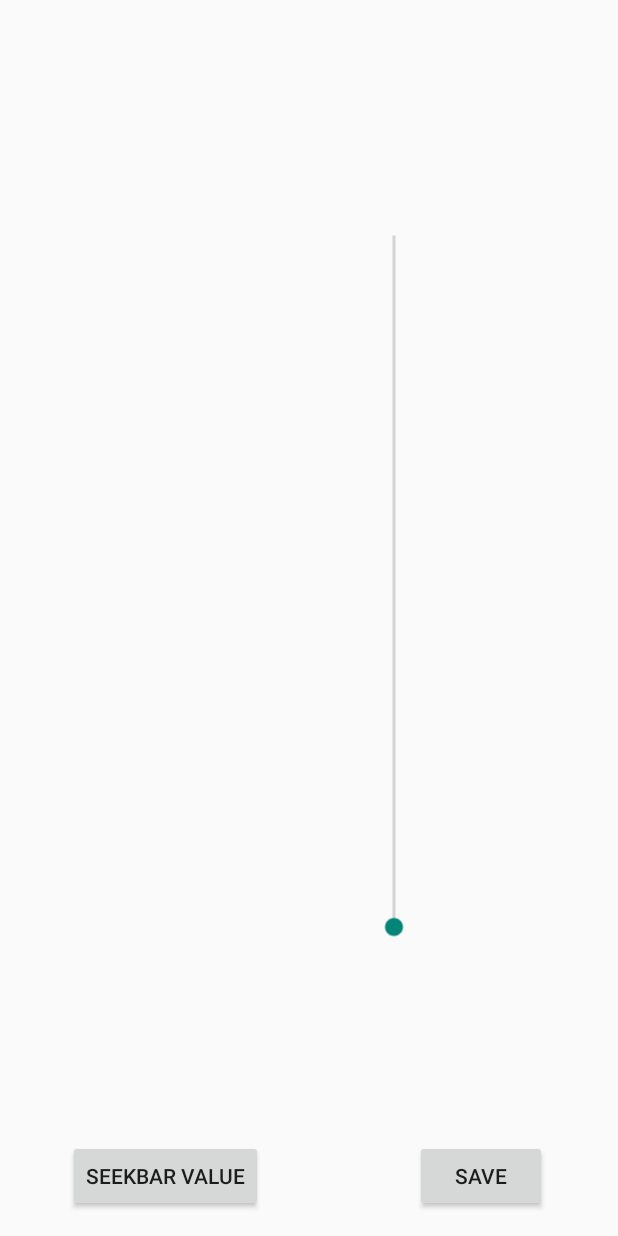
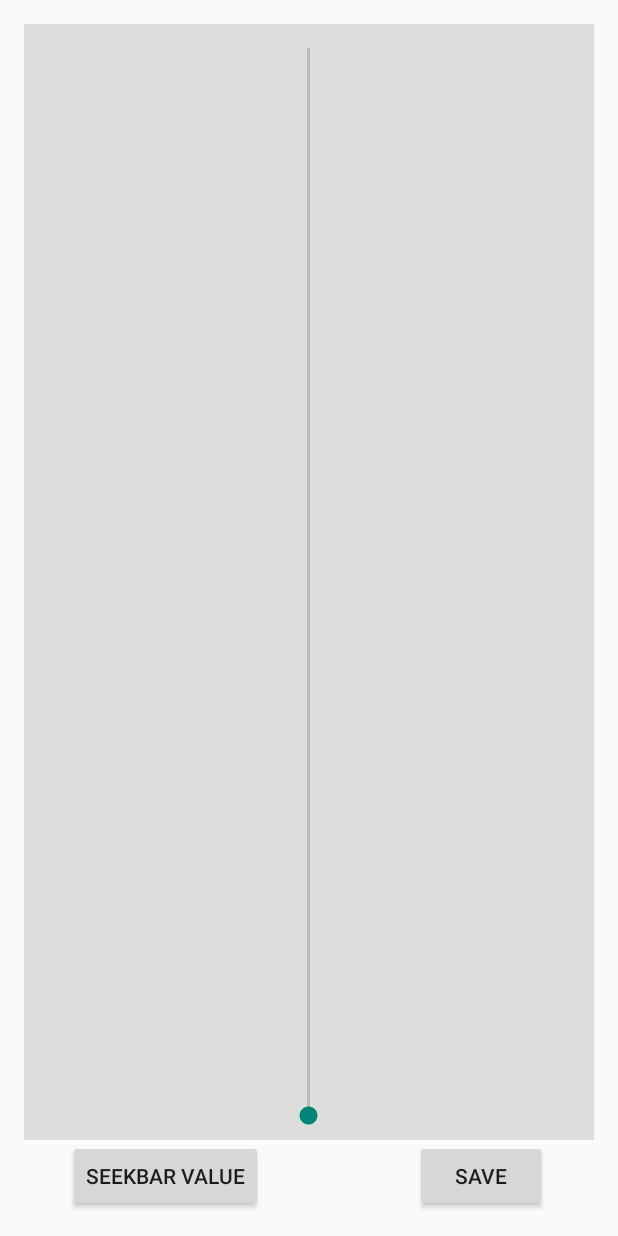
Before and after one commit to neblob/HctmmmmApplication, an Android app: the layout activity_show.xml on its own in the app's theme, with its tools: preview values and no code run, on a phone screen of 412 x 824 dp. Run offline under Robolectric (Android 15) with nearby library versions, the phone set to English and light mode, and no system bars.

Commit message:
Fixed seek bar problems.
Add new seek bar class name VerticalSeekBar.
Use VerticalSeekBar instead Seekbar.

```diff
--- /dev/null
+++ b/app/src/main/java/com/example/toshiba/hctmmmmapplication/VerticalSeekBar.java
@@ -0,0 +1,68 @@
+package com.example.toshiba.hctmmmmapplication;
+
+import android.content.Context;
+import android.graphics.Canvas;
+import android.support.annotation.NonNull;
+import android.util.AttributeSet;
+import android.util.Log;
+import android.view.MotionEvent;
+import android.widget.SeekBar;
+
+/**
+ * Created by siwaweswongcharoen on 7/22/2015 AD.
+ */
+public class VerticalSeekBar extends SeekBar {
+
+    public VerticalSeekBar(Context context) {
+        super(context);
+    }
+
+    public VerticalSeekBar(Context context, AttributeSet attrs, int defStyle) {
+        super(context, attrs, defStyle);
+    }
+
+    public VerticalSeekBar(Context context, AttributeSet attrs) {
+        super(context, attrs);
+    }
+
+    protected void onSizeChanged(int w, int h, int oldw, int oldh) {
+        super.onSizeChanged(h, w, oldh, oldw);
+    }
+
+    @Override
+    protected synchronized void onMeasure(int widthMeasureSpec, int heightMeasureSpec) {
+        super.onMeasure(heightMeasureSpec, widthMeasureSpec);
+        setMeasuredDimension(getMeasuredHeight(), getMeasuredWidth());
+    }
+
+    protected void onDraw(@NonNull Canvas c) {
+        c.rotate(-90);
+        c.translate(-getHeight(),0);
+
+        super.onDraw(c);
+    }
+
+    @Override
+    public boolean onTouchEvent(@NonNull MotionEvent event) {
+        if (!isEnabled()) {
+            return false;
+        }
+
+        switch (event.getAction()) {
+            case MotionEvent.ACTION_DOWN:
+            case MotionEvent.ACTION_MOVE:
+            case MotionEvent.ACTION_UP:
+                int i=0;
+                i=getMax() - (int) (getMax() * event.getY() / getHeight());
+                setProgress(i);
+                Log.i("Progress", getProgress() + "");
+                onSizeChanged(getWidth(), getHeight(), 0, 0);
+                break;
+
+            case MotionEvent.ACTION_CANCEL:
+                break;
+        }
+        return true;
+    }
+
+}
--- a/app/src/main/res/layout/activity_show.xml
+++ b/app/src/main/res/layout/activity_show.xml
@@ -31,7 +31,8 @@
         android:layout_alignParentTop="true"
         android:layout_alignParentStart="true"
         android:layout_above="@+id/button"
-        android:layout_alignParentEnd="true">
+        android:layout_alignParentEnd="true"
+        android:id="@+id/fLayout">
 
         <ImageView
             android:layout_width="match_parent"
@@ -40,13 +41,13 @@
             android:layout_alignParentEnd="true"
             android:layout_alignParentTop="true"
             android:layout_alignParentStart="true"
-            android:layout_above="@+id/button" />
+            android:layout_above="@+id/button"
+            android:background="#DDDDDD" />
 
-        <SeekBar
-            android:layout_width="493dp"
-            android:layout_height="wrap_content"
+        <com.example.toshiba.hctmmmmapplication.VerticalSeekBar
+            android:layout_width="wrap_content"
+            android:layout_height="match_parent"
             android:id="@+id/sbScale"
-            android:layout_gravity="center_vertical"
-            android:rotation="270"/>
+            android:layout_gravity="center" />
     </FrameLayout>
 </RelativeLayout>
```
Also changed, not shown: app/src/main/java/com/example/toshiba/hctmmmmapplication/ShowActivity.java (+19 -10 lines).
